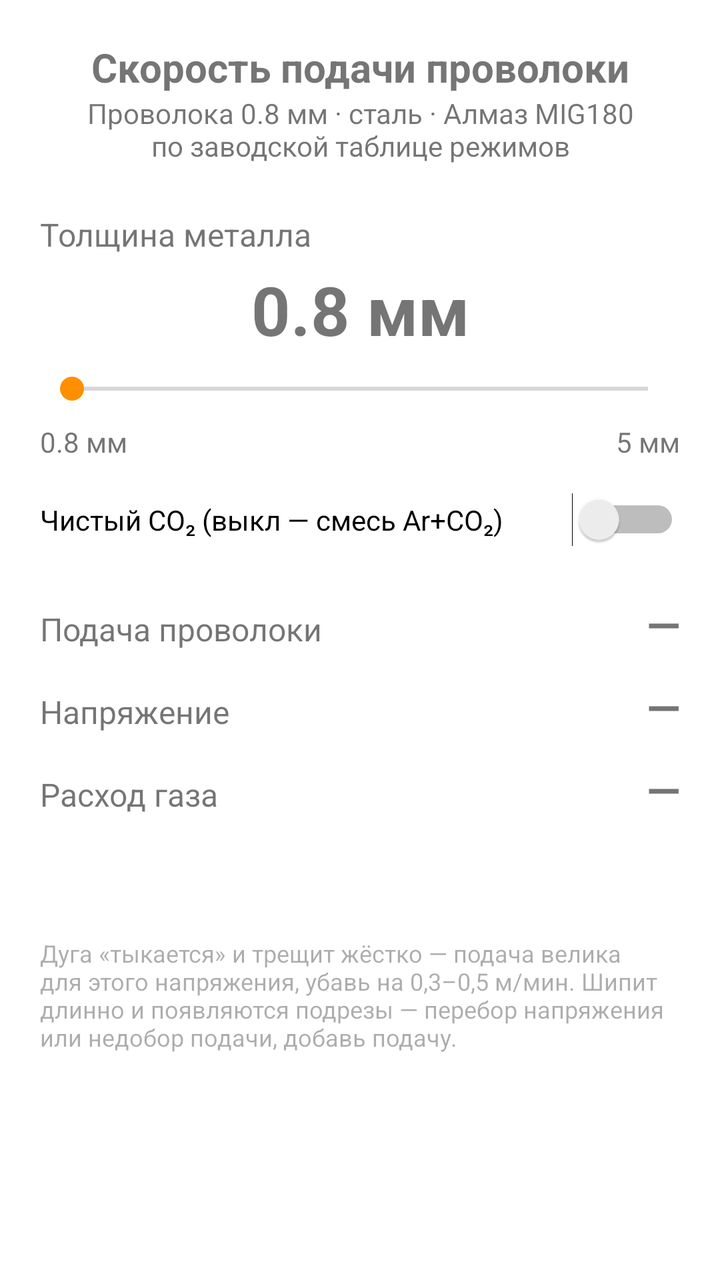
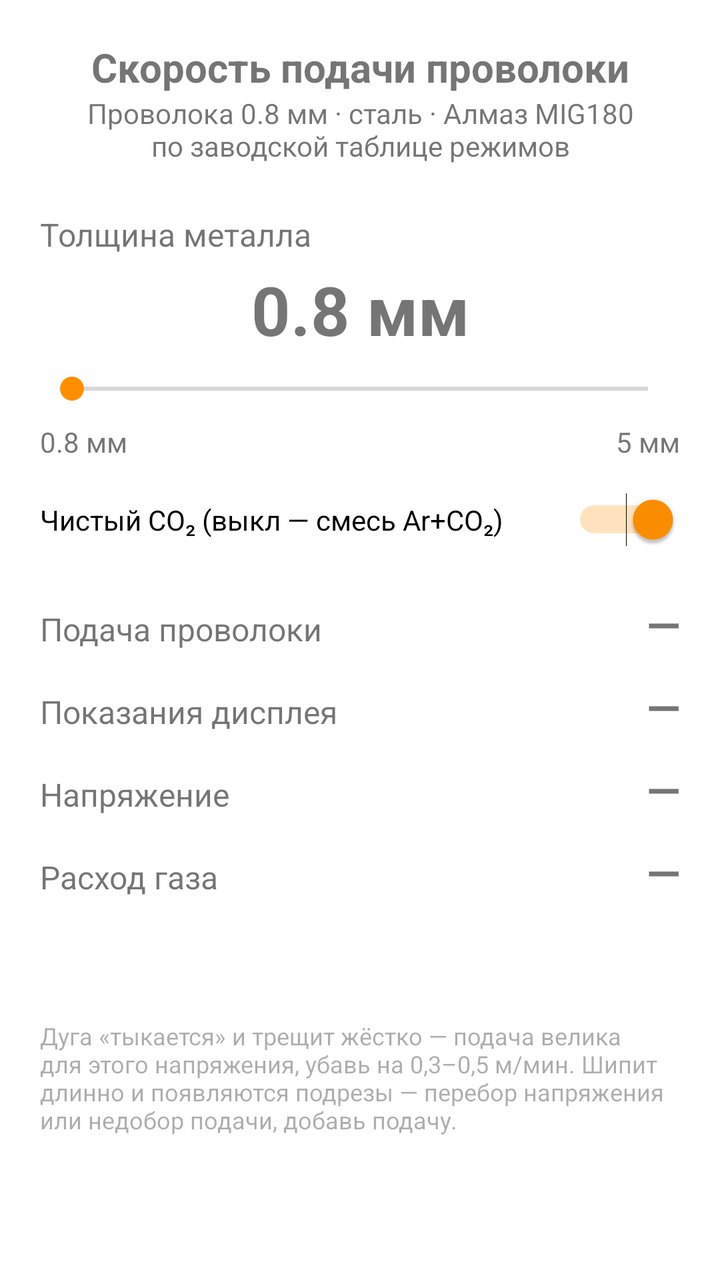

Before-and-after screenshots of an Android layout around one commit, followed by the original layout XML and the change that was made.
<!-- AndroidManifest.xml: application theme Theme.AlmazMig -->
<!-- res/layout/activity_main.xml -->
<?xml version="1.0" encoding="utf-8"?>
<ScrollView xmlns:android="http://schemas.android.com/apk/res/android"
    android:layout_width="match_parent"
    android:layout_height="match_parent"
    android:fillViewport="true">

    <LinearLayout
        android:layout_width="match_parent"
        android:layout_height="wrap_content"
        android:orientation="vertical"
        android:padding="20dp">

        <TextView
            android:layout_width="match_parent"
            android:layout_height="wrap_content"
            android:text="@string/title"
            android:textSize="20sp"
            android:textStyle="bold"
            android:gravity="center" />

        <TextView
            android:layout_width="match_parent"
            android:layout_height="wrap_content"
            android:text="@string/subtitle"
            android:textSize="14sp"
            android:gravity="center"
            android:layout_marginBottom="24dp" />

        <TextView
            android:layout_width="match_parent"
            android:layout_height="wrap_content"
            android:text="@string/label_thickness"
            android:textSize="16sp" />

        <TextView
            android:id="@+id/textThickness"
            android:layout_width="match_parent"
            android:layout_height="wrap_content"
            android:text="0.8 мм"
            android:textSize="34sp"
            android:textStyle="bold"
            android:gravity="center"
            android:layout_marginTop="4dp" />

        <SeekBar
            android:id="@+id/seekThickness"
            android:layout_width="match_parent"
            android:layout_height="wrap_content"
            android:max="42"
            android:progress="0"
            android:layout_marginTop="8dp"
            android:layout_marginBottom="8dp" />

        <LinearLayout
            android:layout_width="match_parent"
            android:layout_height="wrap_content"
            android:orientation="horizontal">

            <TextView
                android:layout_width="0dp"
                android:layout_weight="1"
                android:layout_height="wrap_content"
                android:text="0.8 мм" />

            <TextView
                android:layout_width="0dp"
                android:layout_weight="1"
                android:layout_height="wrap_content"
                android:text="5 мм"
                android:gravity="end" />
        </LinearLayout>

        <Switch
            android:id="@+id/switchGas"
            android:layout_width="match_parent"
            android:layout_height="wrap_content"
            android:text="@string/label_gas"
            android:layout_marginTop="16dp"
            android:layout_marginBottom="16dp" />

        <LinearLayout
            android:layout_width="match_parent"
            android:layout_height="wrap_content"
            android:orientation="horizontal"
            android:layout_marginTop="8dp">

            <TextView
                android:layout_width="0dp"
                android:layout_weight="1"
                android:layout_height="wrap_content"
                android:text="@string/label_speed"
                android:textSize="16sp" />

            <TextView
                android:id="@+id/textSpeed"
                android:layout_width="wrap_content"
                android:layout_height="wrap_content"
                android:text="—"
                android:textSize="22sp"
                android:textStyle="bold" />
        </LinearLayout>

        <LinearLayout
            android:layout_width="match_parent"
            android:layout_height="wrap_content"
            android:orientation="horizontal"
            android:layout_marginTop="12dp">

            <TextView
                android:layout_width="0dp"
                android:layout_weight="1"
                android:layout_height="wrap_content"
                android:text="@string/label_voltage"
                android:textSize="16sp" />

            <TextView
                android:id="@+id/textVoltage"
                android:layout_width="wrap_content"
                android:layout_height="wrap_content"
                android:text="—"
                android:textSize="22sp"
                android:textStyle="bold" />
        </LinearLayout>

        <LinearLayout
            android:layout_width="match_parent"
            android:layout_height="wrap_content"
            android:orientation="horizontal"
            android:layout_marginTop="12dp">

            <TextView
                android:layout_width="0dp"
                android:layout_weight="1"
                android:layout_height="wrap_content"
                android:text="@string/label_gas_flow"
                android:textSize="16sp" />

            <TextView
                android:id="@+id/textGasFlow"
                android:layout_width="wrap_content"
                android:layout_height="wrap_content"
                android:text="—"
                android:textSize="22sp"
                android:textStyle="bold" />
        </LinearLayout>

        <TextView
            android:id="@+id/textHint"
            android:layout_width="match_parent"
            android:layout_height="wrap_content"
            android:layout_marginTop="24dp"
            android:textSize="14sp" />

        <TextView
            android:layout_width="match_parent"
            android:layout_height="wrap_content"
            android:layout_marginTop="16dp"
            android:text="@string/disclaimer"
            android:textSize="12sp"
            android:alpha="0.6" />

    </LinearLayout>
</ScrollView>
<!-- resources referenced by this layout -->
<resources>
  <string name="disclaimer">Дуга «тыкается» и трещит жёстко — подача велика для этого напряжения, убавь на 0,3–0,5 м/мин. Шипит длинно и появляются подрезы — перебор напряжения или недобор подачи, добавь подачу.</string>
  <string name="label_gas">Чистый CO₂ (выкл — смесь Ar+CO₂)</string>
  <string name="label_gas_flow">Расход газа</string>
  <string name="label_speed">Подача проволоки</string>
  <string name="label_thickness">Толщина металла</string>
  <string name="label_voltage">Напряжение</string>
  <string name="subtitle">Проволока 0.8 мм · сталь · Алмаз MIG180\nпо заводской таблице режимов</string>
  <string name="title">Скорость подачи проволоки</string>
  <style name="Theme.AlmazMig" parent="Theme.MaterialComponents.DayNight.DarkActionBar">
          <item name="colorPrimary">#1565C0</item>
          <item name="colorPrimaryDark">#0D47A1</item>
          <item name="colorAccent">#FF8F00</item>
      </style>
</resources>

<!-- the commit's change to res/layout/activity_main.xml (unified diff, before → after) -->
@@ -75,6 +75,7 @@
             android:layout_width="match_parent"
             android:layout_height="wrap_content"
             android:text="@string/label_gas"
+            android:checked="true"
             android:layout_marginTop="16dp"
             android:layout_marginBottom="16dp" />
 
@@ -93,6 +94,28 @@
 
             <TextView
                 android:id="@+id/textSpeed"
+                android:layout_width="wrap_content"
+                android:layout_height="wrap_content"
+                android:text="—"
+                android:textSize="22sp"
+                android:textStyle="bold" />
+        </LinearLayout>
+
+        <LinearLayout
+            android:layout_width="match_parent"
+            android:layout_height="wrap_content"
+            android:orientation="horizontal"
+            android:layout_marginTop="12dp">
+
+            <TextView
+                android:layout_width="0dp"
+                android:layout_weight="1"
+                android:layout_height="wrap_content"
+                android:text="@string/label_display"
+                android:textSize="16sp" />
+
+            <TextView
+                android:id="@+id/textDisplay"
                 android:layout_width="wrap_content"
                 android:layout_height="wrap_content"
                 android:text="—"
<!-- resource entries referenced after the edit -->
@@ -1,6 +1,7 @@
 <!-- resources referenced by this layout -->
 <resources>
   <string name="disclaimer">Дуга «тыкается» и трещит жёстко — подача велика для этого напряжения, убавь на 0,3–0,5 м/мин. Шипит длинно и появляются подрезы — перебор напряжения или недобор подачи, добавь подачу.</string>
+  <string name="label_display">Показания дисплея</string>
   <string name="label_gas">Чистый CO₂ (выкл — смесь Ar+CO₂)</string>
   <string name="label_gas_flow">Расход газа</string>
   <string name="label_speed">Подача проволоки</string>
